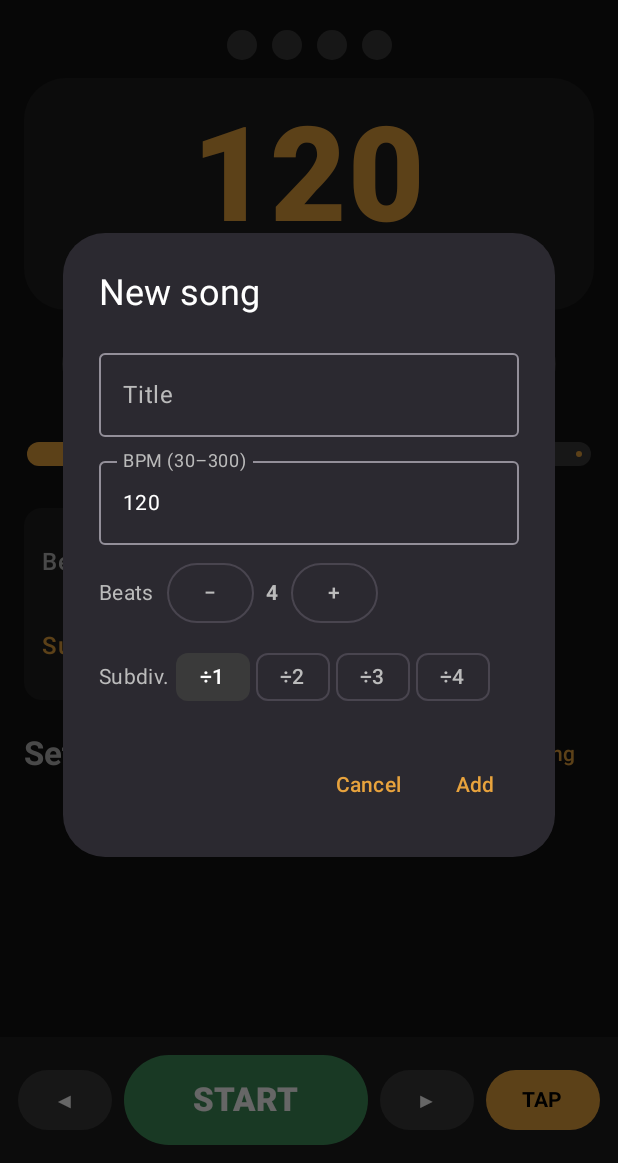
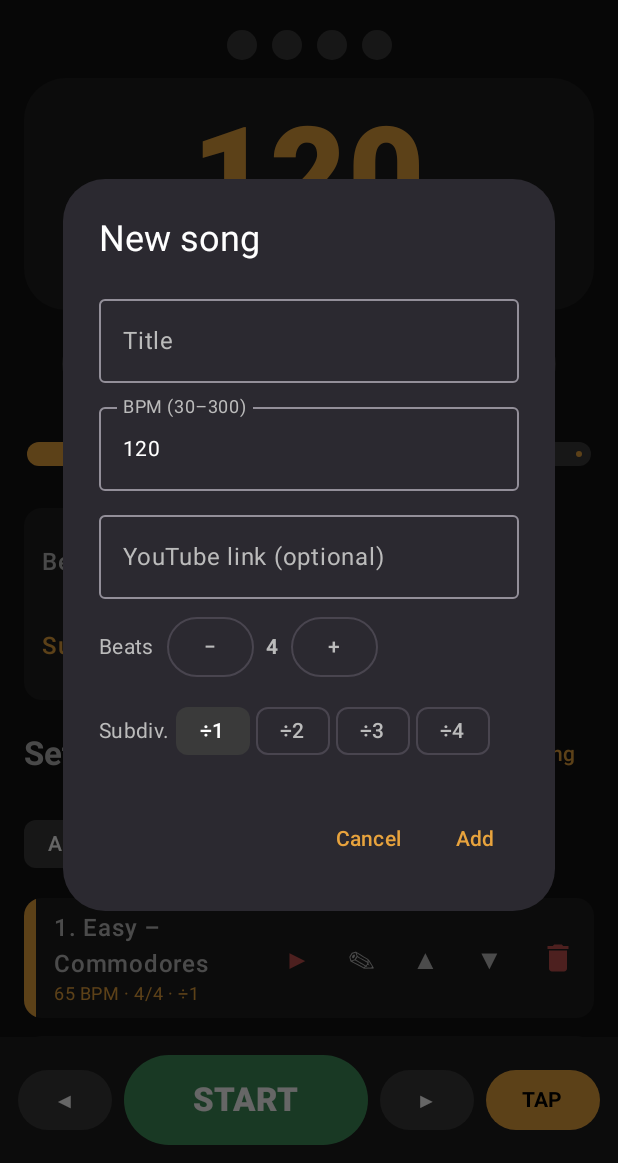
Before and after one commit to buddyrich18-del/metronomo, an Android app built with Jetpack Compose: the screen it shows after launch (MainActivity), after a tap on "+ Song", on a phone screen of 412 x 824 dp, the part 73-1236 px from its top. Run offline under Robolectric (Android 15) with nearby library versions, the phone set to English and light mode, and no system bars; pictures from the network do not load.

Commit message:
Add files via upload

```diff
--- a/app/src/main/java/com/drumclick/MainActivity.kt
+++ b/app/src/main/java/com/drumclick/MainActivity.kt
@@ -1,5 +1,8 @@
 package com.drumclick
 
+import android.content.Context
+import android.content.Intent
+import android.net.Uri
 import android.os.Bundle
 import android.view.WindowManager
 import androidx.activity.ComponentActivity
@@ -88,10 +91,19 @@ fun DrumClickApp(engine: Metronome, beatState: MutableIntState) {
     }
 }
 
+private fun openVideo(ctx: Context, s: Song) {
+    val url = s.url.ifBlank { "https://www.youtube.com/results?search_query=" + Uri.encode(s.name) }
+    try {
+        ctx.startActivity(Intent(Intent.ACTION_VIEW, Uri.parse(url)))
+    } catch (e: Exception) {
+    }
+}
+
 @Composable
-private fun Act(label: String, onClick: () -> Unit) {
+private fun Act(label: String, color: Color = Color.Unspecified, onClick: () -> Unit) {
     Text(
         label,
+        color = color,
         fontSize = 18.sp,
         modifier = Modifier.clip(CircleShape).clickable(onClick = onClick).padding(horizontal = 12.dp, vertical = 10.dp)
     )
@@ -114,7 +126,11 @@ private fun MainScreen(
     var current by remember { mutableIntStateOf(-1) }
     var editIndex by remember { mutableStateOf<Int?>(null) } // -1 = nuovo brano
     var showSettings by remember { mutableStateOf(false) }
-    val songs = remember { mutableStateListOf<Song>().apply { addAll(SetlistStore.load(ctx)) } }
+    val lists = remember { mutableStateListOf<SetList>().apply { addAll(SetlistStore.loadAll(ctx)) } }
+    var listIdx by remember { mutableIntStateOf(0) }
+    val songs = remember { mutableStateListOf<Song>().apply { addAll(lists[0].songs) } }
+    var showNewList by remember { mutableStateOf(false) }
+    var confirmDelList by remember { mutableStateOf(false) }
     val taps = remember { mutableListOf<Long>() }
 
     SideEffect {
@@ -125,7 +141,17 @@ private fun MainScreen(
         engine.clickType = settings.click
     }
 
-    fun persist() = SetlistStore.save(ctx, songs)
+    fun persist() {
+        lists[listIdx] = lists[listIdx].copy(songs = songs.toList())
+        SetlistStore.saveAll(ctx, lists)
+    }
+    fun switchList(i: Int) {
+        persist()
+        listIdx = i
+        songs.clear()
+        songs.addAll(lists[i].songs)
+        current = -1
+    }
     fun setBpm(v: Int) { bpm = v.coerceIn(30, 300) }
     fun select(i: Int) {
         current = i
@@ -274,6 +300,23 @@ private fun MainScreen(
                     TextButton(onClick = { editIndex = -1 }) { Text(S.addSong) }
                 }
             }
+            item {
+                Row(
+                    Modifier.horizontalScroll(rememberScrollState()),
+                    horizontalArrangement = Arrangement.spacedBy(6.dp),
+                    verticalAlignment = Alignment.CenterVertically
+                ) {
+                    lists.forEachIndexed { i, l ->
+                        FilterChip(
+                            selected = i == listIdx,
+                            onClick = { if (i != listIdx) switchList(i) },
+                            label = { Text(l.name) }
+                        )
+                    }
+                    FilterChip(selected = false, onClick = { showNewList = true }, label = { Text("+") })
+                    if (lists.size > 1) Act("✕", Red) { confirmDelList = true }
+                }
+            }
             itemsIndexed(songs) { i, s ->
                 Card(
                     Modifier.fillMaxWidth().clickable { select(i) },
@@ -291,6 +334,7 @@ private fun MainScreen(
                                 color = stripes[i % stripes.size]
                             )
                         }
+                        Act("▶", Red) { openVideo(ctx, s) }
                         Act("✎") { editIndex = i }
                         Act("▲") {
                             if (i > 0) {
@@ -359,6 +403,46 @@ private fun MainScreen(
         }
     }
 
+    if (showNewList) {
+        var n by remember { mutableStateOf("") }
+        AlertDialog(
+            onDismissRequest = { showNewList = false },
+            title = { Text(S.newList) },
+            text = { OutlinedTextField(n, { n = it }, label = { Text(S.listName) }, singleLine = true) },
+            confirmButton = {
+                TextButton(onClick = {
+                    persist()
+                    lists.add(SetList(n.ifBlank { "Setlist ${lists.size + 1}" }, emptyList()))
+                    listIdx = lists.lastIndex
+                    songs.clear()
+                    current = -1
+                    SetlistStore.saveAll(ctx, lists)
+                    showNewList = false
+                }) { Text(S.add) }
+            },
+            dismissButton = { TextButton(onClick = { showNewList = false }) { Text(S.cancel) } }
+        )
+    }
+    if (confirmDelList) {
+        AlertDialog(
+            onDismissRequest = { confirmDelList = false },
+            title = { Text("${S.delete}: ${lists[listIdx].name}?") },
+            confirmButton = {
+                TextButton(onClick = {
+                    val d = listIdx
+                    lists.removeAt(d)
+                    listIdx = (d - 1).coerceAtLeast(0)
+                    songs.clear()
+                    songs.addAll(lists[listIdx].songs)
+                    current = -1
+                    SetlistStore.saveAll(ctx, lists)
+                    confirmDelList = false
+                }) { Text(S.delete, color = Red) }
+            },
+            dismissButton = { TextButton(onClick = { confirmDelList = false }) { Text(S.cancel) } }
+        )
+    }
+
     editIndex?.let { idx ->
         val isNew = idx < 0
         SongDialog(
@@ -391,6 +475,7 @@ private fun SongDialog(
     val S = LocalStr.current
     var name by remember { mutableStateOf(initial.name) }
     var bpmText by remember { mutableStateOf(initial.bpm.toString()) }
+    var url by remember { mutableStateOf(initial.url) }
     var beats by remember { mutableIntStateOf(initial.beats) }
     var sub by remember { mutableIntStateOf(initial.sub) }
     AlertDialog(
@@ -404,6 +489,7 @@ private fun SongDialog(
                     label = { Text(S.bpmField) }, singleLine = true,
                     keyboardOptions = KeyboardOptions(keyboardType = KeyboardType.Number)
                 )
+                OutlinedTextField(url, { url = it.trim() }, label = { Text(S.link) }, singleLine = true)
                 Row(verticalAlignment = Alignment.CenterVertically, horizontalArrangement = Arrangement.spacedBy(8.dp)) {
                     Text(S.beats)
                     OutlinedButton(onClick = { if (beats > 1) beats-- }) { Text("−") }
@@ -421,7 +507,7 @@ private fun SongDialog(
         confirmButton = {
             TextButton(onClick = {
                 val v = bpmText.toIntOrNull()?.coerceIn(30, 300) ?: initial.bpm
-                onConfirm(Song(name, v, beats, sub))
+                onConfirm(Song(name, v, beats, sub, url))
             }) { Text(confirm) }
         },
         dismissButton = { TextButton(onClick = onDismiss) { Text(S.cancel) } }
--- /dev/null
+++ b/app/src/main/java/com/drumclick/Seed.kt
@@ -0,0 +1,57 @@
+package com.drumclick
+
+/** Scalette importate (BPM da fonti online, da verificare a orecchio; link = ricerca YouTube). */
+object Seed {
+    val lists = listOf(
+        SetList("Apericena", listOf(
+            Song("Easy – Commodores", 65, 4, 1, "https://www.youtube.com/results?search_query=Easy+Commodores+official"),
+            Song("Just the Two of Us – Grover Washington Jr. & Bill Withers", 96, 4, 1, "https://www.youtube.com/results?search_query=Just+the+Two+of+Us+Grover+Washington+Jr.+%26+Bill+Withers+official"),
+            Song("Ain't No Sunshine – Bill Withers", 80, 4, 1, "https://www.youtube.com/results?search_query=Ain%27t+No+Sunshine+Bill+Withers+official"),
+            Song("(Sittin' On) The Dock of the Bay – Otis Redding", 103, 4, 1, "https://www.youtube.com/results?search_query=%28Sittin%27+On%29+The+Dock+of+the+Bay+Otis+Redding+official"),
+            Song("Budapest – George Ezra", 128, 4, 1, "https://www.youtube.com/results?search_query=Budapest+George+Ezra+official"),
+            Song("Always Remember Us This Way – Lady Gaga", 65, 4, 1, "https://www.youtube.com/results?search_query=Always+Remember+Us+This+Way+Lady+Gaga+official"),
+            Song("Have You Ever Seen the Rain – Creedence Clearwater Revival", 116, 4, 1, "https://www.youtube.com/results?search_query=Have+You+Ever+Seen+the+Rain+Creedence+Clearwater+Revival+official"),
+            Song("Stay – Rihanna", 112, 4, 1, "https://www.youtube.com/results?search_query=Stay+Rihanna+official"),
+            Song("La Flaca – Jarabe de Palo", 103, 4, 1, "https://www.youtube.com/results?search_query=La+Flaca+Jarabe+de+Palo+official"),
+            Song("House of the Rising Sun – The Animals", 117, 6, 1, "https://www.youtube.com/results?search_query=House+of+the+Rising+Sun+The+Animals+official"),
+            Song("Jolene – Dolly Parton", 110, 4, 1, "https://www.youtube.com/results?search_query=Jolene+Dolly+Parton+official"),
+            Song("I Wanna Be Like You – Louis Prima", 192, 4, 1, "https://www.youtube.com/results?search_query=I+Wanna+Be+Like+You+Louis+Prima+official"),
+            Song("Human – Rag'n'Bone Man", 75, 4, 1, "https://www.youtube.com/results?search_query=Human+Rag%27n%27Bone+Man+official"),
+            Song("Lemon Tree – Fool's Garden", 143, 4, 1, "https://www.youtube.com/results?search_query=Lemon+Tree+Fool%27s+Garden+official"),
+            Song("Lose Control – Teddy Swims", 80, 4, 1, "https://www.youtube.com/results?search_query=Lose+Control+Teddy+Swims+official"),
+            Song("A Night Like This – Caro Emerald", 123, 4, 1, "https://www.youtube.com/results?search_query=A+Night+Like+This+Caro+Emerald+official"),
+            Song("That's Life – Frank Sinatra", 75, 4, 1, "https://www.youtube.com/results?search_query=That%27s+Life+Frank+Sinatra+official"),
+            Song("Can't Help Falling in Love – Elvis Presley", 89, 4, 1, "https://www.youtube.com/results?search_query=Can%27t+Help+Falling+in+Love+Elvis+Presley+official"),
+            Song("Dream a Little Dream – The Mamas & the Papas", 89, 4, 1, "https://www.youtube.com/results?search_query=Dream+a+Little+Dream+The+Mamas+%26+the+Papas+official"),
+            Song("L-O-V-E – Nat King Cole", 155, 4, 1, "https://www.youtube.com/results?search_query=L-O-V-E+Nat+King+Cole+official"),
+            Song("Candy – Robbie Williams", 116, 4, 1, "https://www.youtube.com/results?search_query=Candy+Robbie+Williams+official"),
+            Song("Prima di andare via – Neffa", 111, 4, 1, "https://www.youtube.com/results?search_query=Prima+di+andare+via+Neffa+official")
+        )),
+        SetList("Matrimonio dance", listOf(
+            Song("Can't Take My Eyes Off You – Frankie Valli", 124, 4, 1, "https://www.youtube.com/results?search_query=Can%27t+Take+My+Eyes+Off+You+Frankie+Valli+official"),
+            Song("Fresh – Kool & The Gang", 117, 4, 1, "https://www.youtube.com/results?search_query=Fresh+Kool+%26+The+Gang+official"),
+            Song("You Make Me Feel Like Dancing – Leo Sayer", 96, 4, 1, "https://www.youtube.com/results?search_query=You+Make+Me+Feel+Like+Dancing+Leo+Sayer+official"),
+            Song("Long Train Runnin' – The Doobie Brothers", 118, 4, 1, "https://www.youtube.com/results?search_query=Long+Train+Runnin%27+The+Doobie+Brothers+official"),
+            Song("Boogie Man – AC/DC", 112, 4, 1, "https://www.youtube.com/results?search_query=Boogie+Man+AC%2FDC+official"),
+            Song("Superstition – Stevie Wonder", 100, 4, 1, "https://www.youtube.com/results?search_query=Superstition+Stevie+Wonder+official"),
+            Song("Jailhouse Rock – Elvis Presley", 168, 4, 1, "https://www.youtube.com/results?search_query=Jailhouse+Rock+Elvis+Presley+official"),
+            Song("Hound Dog – Elvis Presley", 175, 4, 1, "https://www.youtube.com/results?search_query=Hound+Dog+Elvis+Presley+official"),
+            Song("These Boots Are Made for Walkin' – Nancy Sinatra", 112, 4, 1, "https://www.youtube.com/results?search_query=These+Boots+Are+Made+for+Walkin%27+Nancy+Sinatra+official"),
+            Song("Volare / Bamboleo – Gipsy Kings", 120, 4, 1, "https://www.youtube.com/results?search_query=Volare+%2F+Bamboleo+Gipsy+Kings+official"),
+            Song("Crying at the Discoteque – Alcazar", 138, 4, 1, "https://www.youtube.com/results?search_query=Crying+at+the+Discoteque+Alcazar+official"),
+            Song("Born to Be Alive – Patrick Hernandez", 132, 4, 1, "https://www.youtube.com/results?search_query=Born+to+Be+Alive+Patrick+Hernandez+official"),
+            Song("Hot Stuff – Donna Summer", 121, 4, 1, "https://www.youtube.com/results?search_query=Hot+Stuff+Donna+Summer+official"),
+            Song("Che idea (Ma quale idea) – Pino D'Angiò", 114, 4, 1, "https://www.youtube.com/results?search_query=Che+idea+%28Ma+quale+idea%29+Pino+D%27Angi%C3%B2+official"),
+            Song("Get Down on It – Kool & The Gang", 110, 4, 1, "https://www.youtube.com/results?search_query=Get+Down+on+It+Kool+%26+The+Gang+official"),
+            Song("September – Earth, Wind & Fire", 126, 4, 1, "https://www.youtube.com/results?search_query=September+Earth%2C+Wind+%26+Fire+official"),
+            Song("Le Freak – Chic", 120, 4, 1, "https://www.youtube.com/results?search_query=Le+Freak+Chic+official"),
+            Song("We Are Family – Sister Sledge", 119, 4, 1, "https://www.youtube.com/results?search_query=We+Are+Family+Sister+Sledge+official"),
+            Song("Celebrate (Celebration) – Kool & The Gang", 121, 4, 1, "https://www.youtube.com/results?search_query=Celebrate+%28Celebration%29+Kool+%26+The+Gang+official"),
+            Song("Figli delle stelle – Alan Sorrenti", 108, 4, 1, "https://www.youtube.com/results?search_query=Figli+delle+stelle+Alan+Sorrenti+official"),
+            Song("Daddy Cool – Boney M.", 125, 4, 1, "https://www.youtube.com/results?search_query=Daddy+Cool+Boney+M.+official"),
+            Song("50 Special – Lùnapop", 160, 4, 1, "https://www.youtube.com/results?search_query=50+Special+L%C3%B9napop+official"),
+            Song("Disco Inferno – The Trammps", 129, 4, 1, "https://www.youtube.com/results?search_query=Disco+Inferno+The+Trammps+official"),
+            Song("I Feel Good – James Brown", 145, 4, 1, "https://www.youtube.com/results?search_query=I+Feel+Good+James+Brown+official")
+        ))
+    )
+}
--- a/app/src/main/java/com/drumclick/SetlistStore.kt
+++ b/app/src/main/java/com/drumclick/SetlistStore.kt
@@ -4,37 +4,70 @@ import android.content.Context
 import org.json.JSONArray
 import org.json.JSONObject
 
-data class Song(val name: String, val bpm: Int, val beats: Int = 4, val sub: Int = 1)
+data class Song(val name: String, val bpm: Int, val beats: Int = 4, val sub: Int = 1, val url: String = "")
+
+data class SetList(val name: String, val songs: List<Song>)
 
 data class Settings(val fontScale: Float = 1f, val volume: Float = 0.8f, val click: Int = 0, val lang: Int = -1)
 
 object SetlistStore {
     private const val PREFS = "drumclick"
-    private const val KEY = "setlist"
+    private const val LEGACY = "setlist"
+    private const val LISTS = "lists"
+    private const val SEED = "seed_2026_11"
 
-    fun load(ctx: Context): List<Song> {
-        val raw = ctx.getSharedPreferences(PREFS, Context.MODE_PRIVATE).getString(KEY, null)
-            ?: return emptyList()
-        return try {
-            val arr = JSONArray(raw)
-            (0 until arr.length()).map {
-                val o = arr.getJSONObject(it)
-                Song(o.getString("name"), o.getInt("bpm"), o.optInt("beats", 4), o.optInt("sub", 1))
-            }
-        } catch (e: Exception) {
-            emptyList()
-        }
+    private fun songsFrom(arr: JSONArray): List<Song> = (0 until arr.length()).map {
+        val o = arr.getJSONObject(it)
+        Song(o.getString("name"), o.getInt("bpm"), o.optInt("beats", 4), o.optInt("sub", 1), o.optString("url", ""))
     }
 
-    fun save(ctx: Context, songs: List<Song>) {
+    private fun songsTo(songs: List<Song>): JSONArray {
         val arr = JSONArray()
         songs.forEach {
             arr.put(
                 JSONObject().put("name", it.name).put("bpm", it.bpm)
-                    .put("beats", it.beats).put("sub", it.sub)
+                    .put("beats", it.beats).put("sub", it.sub).put("url", it.url)
             )
         }
-        ctx.getSharedPreferences(PREFS, Context.MODE_PRIVATE).edit().putString(KEY, arr.toString()).apply()
+        return arr
+    }
+
+    /** Carica tutte le liste; al primo avvio aggiunge le scalette importate (Seed) e migra la vecchia lista singola. */
+    fun loadAll(ctx: Context): MutableList<SetList> {
+        val p = ctx.getSharedPreferences(PREFS, Context.MODE_PRIVATE)
+        val out = mutableListOf<SetList>()
+        try {
+            val raw = p.getString(LISTS, null)
+            if (raw != null) {
+                val arr = JSONArray(raw)
+                for (i in 0 until arr.length()) {
+                    val o = arr.getJSONObject(i)
+                    out.add(SetList(o.getString("name"), songsFrom(o.getJSONArray("songs"))))
+                }
+            } else {
+                val legacy = p.getString(LEGACY, null)
+                if (legacy != null) {
+                    val songs = songsFrom(JSONArray(legacy))
+                    if (songs.isNotEmpty()) out.add(SetList("Setlist", songs))
+                }
+            }
+        } catch (e: Exception) {
+        }
+        if (!p.getBoolean(SEED, false)) {
+            Seed.lists.forEach { s -> if (out.none { it.name == s.name }) out.add(s) }
+            p.edit().putBoolean(SEED, true).apply()
+            saveAll(ctx, out)
+        }
+        if (out.isEmpty()) out.add(SetList("Setlist", emptyList()))
+        return out
+    }
+
+    fun saveAll(ctx: Context, lists: List<SetList>) {
+        val arr = JSONArray()
+        lists.forEach {
+            arr.put(JSONObject().put("name", it.name).put("songs", songsTo(it.songs)))
+        }
+        ctx.getSharedPreferences(PREFS, Context.MODE_PRIVATE).edit().putString(LISTS, arr.toString()).apply()
     }
 }
 
--- a/app/src/main/java/com/drumclick/Strings.kt
+++ b/app/src/main/java/com/drumclick/Strings.kt
@@ -10,25 +10,31 @@ data class Str(
     val addSong: String, val newSong: String, val editSong: String,
     val add: String, val save: String, val cancel: String,
     val titleField: String, val bpmField: String, val songDefault: String,
-    val delete: String, val language: String
+    val delete: String, val language: String,
+    val newList: String, val listName: String, val link: String
 )
 
 val LANGS = listOf(
     Str("it", "Italiano", "Dimensione testo", "Volume", "Suono del click", listOf("Classico", "Legno", "Hi-hat", "Campana"),
         "Battiti", "Suddiv.", "Setlist", "Aggiorna", "+ Brano", "Nuovo brano", "Modifica brano",
-        "Aggiungi", "Salva", "Annulla", "Titolo", "BPM (30–300)", "Brano", "Elimina", "Lingua"),
+        "Aggiungi", "Salva", "Annulla", "Titolo", "BPM (30–300)", "Brano", "Elimina", "Lingua",
+        "Nuova lista", "Nome lista", "Link YouTube (facoltativo)"),
     Str("en", "English", "Text size", "Volume", "Click sound", listOf("Classic", "Wood", "Hi-hat", "Cowbell"),
         "Beats", "Subdiv.", "Setlist", "Update", "+ Song", "New song", "Edit song",
-        "Add", "Save", "Cancel", "Title", "BPM (30–300)", "Song", "Delete", "Language"),
+        "Add", "Save", "Cancel", "Title", "BPM (30–300)", "Song", "Delete", "Language",
+        "New list", "List name", "YouTube link (optional)"),
     Str("es", "Español", "Tamaño del texto", "Volumen", "Sonido del clic", listOf("Clásico", "Madera", "Hi-hat", "Cencerro"),
         "Tiempos", "Subdiv.", "Repertorio", "Actualizar", "+ Canción", "Nueva canción", "Editar canción",
-        "Añadir", "Guardar", "Cancelar", "Título", "BPM (30–300)", "Canción", "Eliminar", "Idioma"),
+        "Añadir", "Guardar", "Cancelar", "Título", "BPM (30–300)", "Canción", "Eliminar", "Idioma",
+        "Nueva lista", "Nombre de la lista", "Enlace de YouTube (opcional)"),
     Str("fr", "Français", "Taille du texte", "Volume", "Son du clic", listOf("Classique", "Bois", "Hi-hat", "Cloche"),
         "Temps", "Subdiv.", "Setlist", "Mettre à jour", "+ Morceau", "Nouveau morceau", "Modifier le morceau",
-        "Ajouter", "Enregistrer", "Annuler", "Titre", "BPM (30–300)", "Morceau", "Supprimer", "Langue"),
+        "Ajouter", "Enregistrer", "Annuler", "Titre", "BPM (30–300)", "Morceau", "Supprimer", "Langue",
+        "Nouvelle liste", "Nom de la liste", "Lien YouTube (facultatif)"),
     Str("de", "Deutsch", "Schriftgröße", "Lautstärke", "Klickklang", listOf("Klassisch", "Holz", "Hi-Hat", "Kuhglocke"),
         "Schläge", "Unterteil.", "Setlist", "Aktualisieren", "+ Song", "Neuer Song", "Song bearbeiten",
-        "Hinzufügen", "Speichern", "Abbrechen", "Titel", "BPM (30–300)", "Song", "Löschen", "Sprache")
+        "Hinzufügen", "Speichern", "Abbrechen", "Titel", "BPM (30–300)", "Song", "Löschen", "Sprache",
+        "Neue Liste", "Listenname", "YouTube-Link (optional)")
 )
 
 /** lang = -1: segue la lingua del telefono (inglese se non supportata). */
```
Also changed, not shown: 1 other file.
